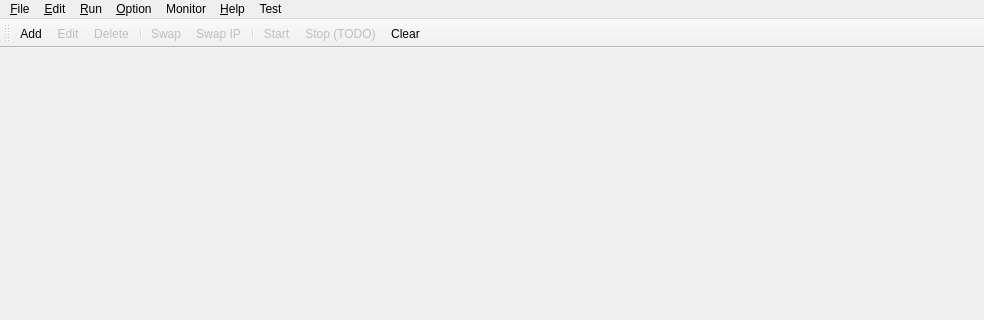
Qt form qiperfc/src/qiperfc.ui (coolshou/qiperf) before a commit; both pictures show x 0 to 984 and y 0 to 320 of the 984 by 674 pixel window.
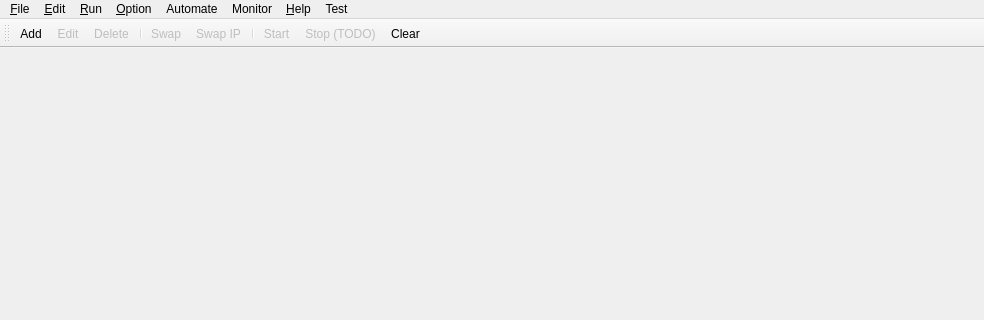
The same form after that commit. Icons and pictures are not drawn.

Commit message: add Automate Menu

The edit to the form file:
```diff
--- a/qiperfc/src/qiperfc.ui
+++ b/qiperfc/src/qiperfc.ui
@@ -126,10 +126,18 @@
     <addaction name="actionAddPing"/>
     <addaction name="actionWlanSTA"/>
    </widget>
+   <widget class="QMenu" name="menuAutomate">
+    <property name="title">
+     <string>Automate</string>
+    </property>
+    <addaction name="actionSimple"/>
+    <addaction name="actionMacro"/>
+   </widget>
    <addaction name="menuFile"/>
    <addaction name="menuEdit"/>
    <addaction name="menuRun"/>
    <addaction name="menuOption"/>
+   <addaction name="menuAutomate"/>
    <addaction name="menuMonitor"/>
    <addaction name="menuHelp"/>
    <addaction name="menuTest"/>
```
Left out of the diff: 10 changed lines with no effect on the pictures.
